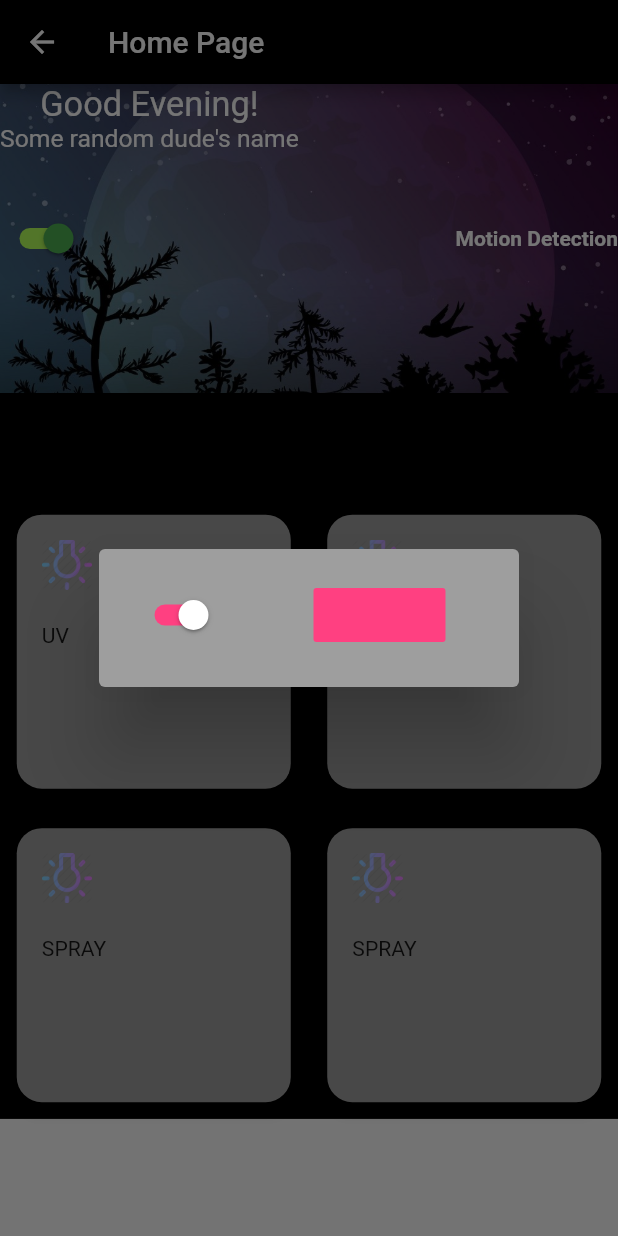
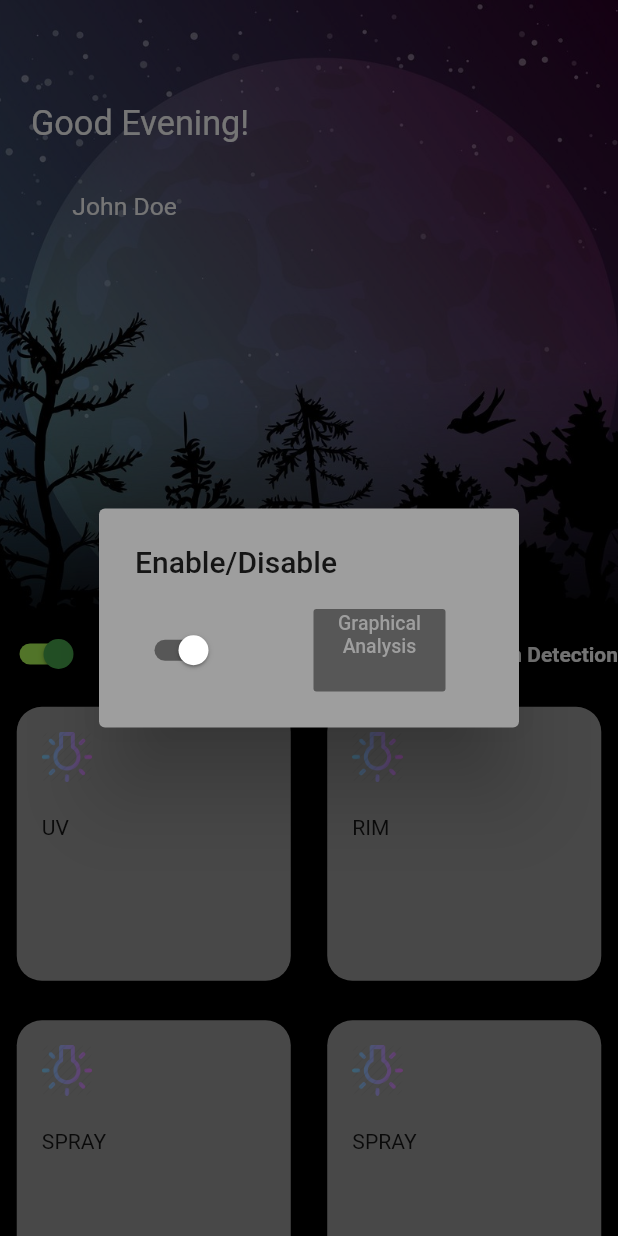
Before and after one commit to saakshidixit2305/smartwashroom, a Flutter app: the HomePage screen opened directly, after a tap on "RIM", on a phone screen of 412 x 824 dp. Run offline on Flutter 3.47's test engine with Material 2 defaults, Android fonts, the light colour scheme and no system bars; our stand-ins replace font_awesome_flutter, intro_slider; Roboto replaces fonts that are missing (CardName_Arial); project files that could hold a hidden picture were left out.

Commit message:
HomePage, Alert Dialog box corrected

```diff
--- a/smart/lib/src/ui/pages/homepage.dart
+++ b/smart/lib/src/ui/pages/homepage.dart
@@ -1,6 +1,9 @@
 import 'package:flutter/material.dart';
+import 'package:flutter/src/widgets/basic.dart';
+import 'package:flutter/src/widgets/basic.dart';
+import 'package:flutter/src/widgets/basic.dart';
+import 'package:flutter/src/widgets/container.dart';
 //import 'package:share/share.dart';
-
 
 class HomePage extends StatefulWidget {
   @override
@@ -22,20 +25,13 @@ class _HomePageState extends State<HomePage> {
     uniHeight = MediaQuery.of(context).size.height;
 
     return Scaffold(
-      appBar: new AppBar(
-        backgroundColor: Colors.black,
-        title: new Text("Home Page"),
-      ),
         body: Container(
           color: Colors.black,
-
-
           child: SingleChildScrollView(
-          child: Column(
-            children: <Widget>[
+            child: Column(children: <Widget>[
               Container(
-            height: uniHeight/4,
-
+                height: uniHeight / 2,
+                width: uniWidth,
                 decoration: BoxDecoration(
                   color: Colors.grey,
                   image: DecorationImage(
@@ -43,26 +39,44 @@ color: Colors.grey,
                     fit: BoxFit.cover,
                   ),
                 ),
-
-    child:  Stack(
-
+                child: Stack(
                   children: <Widget>[
-
                     Column(
                       children: <Widget>[
-                      Text(
+                        Padding(
+                          padding: EdgeInsets.only(
+                              top: uniHeight / 12,
+                              bottom: uniHeight / 25,
+                              left: uniWidth / 20),
+                          child: Text(
                             'Good Evening!',
                             style: TextStyle(
                                 color: Colors.white, fontSize: uniWidth / 18),
                           ),
-                      Text(
-                        "Some random dude's name",
+                        ),
+                        Padding(
+                          padding: EdgeInsets.only(bottom: uniHeight / 30),
+                          child: Text(
+                            "John Doe",
                             style: TextStyle(
                                 color: Colors.white, fontSize: uniWidth / 25),
                           ),
+                        ),
                       ],
                     ),
+                  ],
+                ),
+              ),
+              /*SizedBox(height: uniHeight / 15),*/
+              /*Container(
+            padding:
+                EdgeInsets.only(left: uniWidth / 14.4, right: uniWidth / 14.4),
 
+
+          ),*/
+              /*SizedBox(
+            height: 15.0,
+          ),*/
               Row(
                 children: <Widget>[
                   Switch(
@@ -87,20 +101,7 @@ color: Colors.grey,
                     ),
                   ),
                 ],
-              ), ],
-    ),),
-              SizedBox(height: uniHeight / 15),
-              Container(
-                padding: EdgeInsets.only(
-                    left: uniWidth / 14.4, right: uniWidth / 14.4),
-                child: Row(
-                  mainAxisAlignment: MainAxisAlignment.spaceBetween,
               ),
-              ),
-              SizedBox(
-                height: 15.0,
-              ),
-
               GridView.count(
                 crossAxisCount: 2,
                 crossAxisSpacing: 2.0,
@@ -109,39 +110,22 @@ color: Colors.grey,
                 children: <Widget>[
                   _buildCardUV(),
                   _buildCardRIM(),
-
                   _buildCardSPRAY(),
                   _buildCardSPRAY(),
                 ],
               ),
-    ]
+            ]),
           ),
-      ),
-    )
-      );
-
+        ));
   }
 
-
-
-bool isSwitched0=true;
-  bool isSwitched1=true;
-  bool isSwitched2=true;
-  bool isSwitched3=true;
-
-
-
-
-
+  bool isSwitched0 = true;
+  bool isSwitched1 = true;
+  bool isSwitched2 = true;
+  bool isSwitched3 = true;
 
   Widget _buildCardUV() {
     return Card(
-
-
-
-
-
-
       margin: EdgeInsets.all(
         ((1.354 * uniHeight) / 100),
       ),
@@ -190,7 +174,6 @@ bool isSwitched0=true;
                   ],
                 ),
               ),
-
             ],
           ),
         ),
@@ -200,6 +183,7 @@ bool isSwitched0=true;
           showDialog(
               context: context,
               builder: (context) => new AlertDialog(
+                title: Text('Enable/Disable'),
                 backgroundColor: Colors.grey,
                 content: Row(
                   children: <Widget>[
@@ -210,19 +194,40 @@ bool isSwitched0=true;
                           isSwitched1 = value;
                         });
                       },
-                      activeTrackColor: Colors.pinkAccent,
+                      activeTrackColor: Colors.black45,
                       activeColor: Colors.white,
                     ),
                     SizedBox(
                       width: 60.0,
                     ),
-                    FlatButton(onPressed: (){}, child: null,color: Colors.pinkAccent,)
+                    FlatButton(
+                      onPressed: () {},
+                      child: Container(
+                        height: uniHeight / 15,
+                        child: Column(
+                          children: <Widget>[
+                            Padding(
+                              padding: EdgeInsets.only(top: 2.0),
+                              child: Text(
+                                "Graphical",
+                                style: TextStyle(
+                                    color: Colors.grey, fontSize: 13.0),
+                              ),
+                            ),
+                            Text(
+                              "Analysis",
+                              style: TextStyle(
+                                  color: Colors.grey, fontSize: 13.0),
+                            )
                           ],
                         ),
-
-
+                      ),
+                      //child: Text("Graphical"),
+                      color: Colors.black45,
                     )
-          );
+                  ],
+                ),
+              ));
         },
       ),
     );
@@ -277,7 +282,6 @@ bool isSwitched0=true;
                   ],
                 ),
               ),
-
             ],
           ),
         ),
@@ -285,29 +289,51 @@ bool isSwitched0=true;
           showDialog(
               context: context,
               builder: (context) => new AlertDialog(
+                title: Text('Enable/Disable'),
                 backgroundColor: Colors.grey,
                 content: Row(
                   children: <Widget>[
                     Switch(
-                      value: isSwitched2,
+                      value: isSwitched1,
                       onChanged: (value) {
                         setState(() {
-                          isSwitched2 = value;
+                          isSwitched1 = value;
                         });
                       },
-                      activeTrackColor: Colors.pinkAccent,
+                      activeTrackColor: Colors.black45,
                       activeColor: Colors.white,
                     ),
                     SizedBox(
                       width: 60.0,
                     ),
-                    FlatButton(onPressed: (){}, child: null,color: Colors.pinkAccent,)
+                    FlatButton(
+                      onPressed: () {},
+                      child: Container(
+                        height: uniHeight / 15,
+                        child: Column(
+                          children: <Widget>[
+                            Padding(
+                              padding: EdgeInsets.only(top: 2.0),
+                              child: Text(
+                                "Graphical",
+                                style: TextStyle(
+                                    color: Colors.grey, fontSize: 13.0),
+                              ),
+                            ),
+                            Text(
+                              "Analysis",
+                              style: TextStyle(
+                                  color: Colors.grey, fontSize: 13.0),
+                            )
                           ],
                         ),
-
-
+                      ),
+                      //child: Text("Graphical"),
+                      color: Colors.black45,
                     )
-          );
+                  ],
+                ),
+              ));
         },
         splashColor: Colors.purple[300],
         highlightColor: Colors.deepPurpleAccent,
@@ -362,7 +388,6 @@ bool isSwitched0=true;
                   ],
                 ),
               ),
-
             ],
           ),
         ),
@@ -370,29 +395,51 @@ bool isSwitched0=true;
           showDialog(
               context: context,
               builder: (context) => new AlertDialog(
+                title: Text('Enable/Disable'),
                 backgroundColor: Colors.grey,
                 content: Row(
                   children: <Widget>[
                     Switch(
-                      value: isSwitched3,
+                      value: isSwitched1,
                       onChanged: (value) {
                         setState(() {
-                          isSwitched3 = value;
+                          isSwitched1 = value;
                         });
                       },
-                      activeTrackColor: Colors.pinkAccent,
+                      activeTrackColor: Colors.black45,
                       activeColor: Colors.white,
                     ),
                     SizedBox(
                       width: 60.0,
                     ),
-                    FlatButton(onPressed: (){}, child: null,color: Colors.pinkAccent,)
+                    FlatButton(
+                      onPressed: () {},
+                      child: Container(
+                        height: uniHeight / 15,
+                        child: Column(
+                          children: <Widget>[
+                            Padding(
+                              padding: EdgeInsets.only(top: 2.0),
+                              child: Text(
+                                "Graphical",
+                                style: TextStyle(
+                                    color: Colors.grey, fontSize: 13.0),
+                              ),
+                            ),
+                            Text(
+                              "Analysis",
+                              style: TextStyle(
+                                  color: Colors.grey, fontSize: 13.0),
+                            )
                           ],
                         ),
-
-
+                      ),
+                      //child: Text("Graphical"),
+                      color: Colors.black45,
                     )
-          );
+                  ],
+                ),
+              ));
         },
         splashColor: Colors.purple[300],
         highlightColor: Colors.deepPurpleAccent,
```
Also changed, not shown: smart/pubspec.lock. Lines whose indentation alone changed are shown as unchanged.
